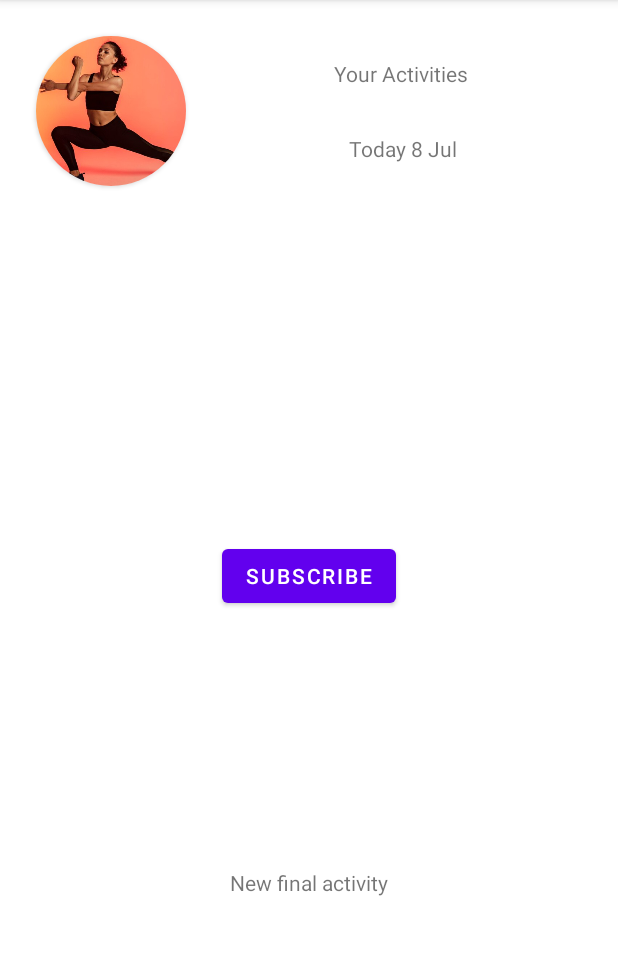
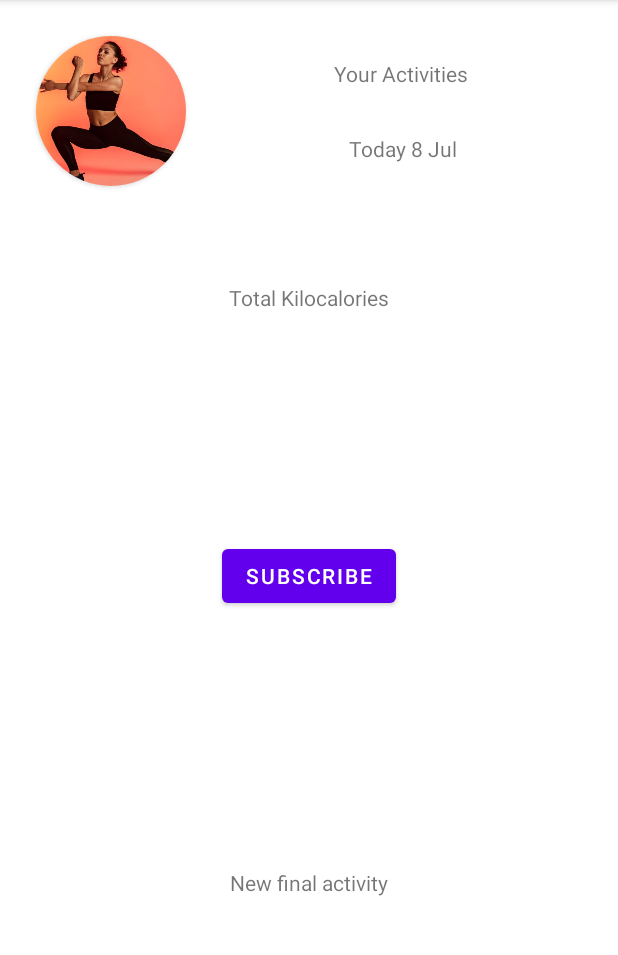
Before and after one commit to SaurabhS120/Fitness, an Android app: the screen it shows after launch (MainActivity), on a phone screen of 412 x 824 dp, the part 84-1039 px from its top. Run offline under Robolectric (Android 15) with nearby library versions, the phone set to English and light mode, and no system bars; our stand-ins replace data binding; 4 statements that could not run were skipped.

Commit message:
Calories text showing

```diff
--- a/app/src/main/java/com/example/fitness/FitnessViewModel.kt
+++ b/app/src/main/java/com/example/fitness/FitnessViewModel.kt
@@ -29,7 +29,7 @@ class FitnessViewModel:ViewModel() {
             _stepsLiveData.postValue("Total steps: $steps steps")
         }
         fitnessRepo.setOnCaloriesChange { calories->
-            _caloriesLiveData.postValue("Total calories : $calories calories")
+            _caloriesLiveData.postValue("$calories Kcal")
         }
         fitnessRepo.setOnHeartPointsChange { heartPoints->
             _heartPointsLiveData.postValue("Total heart points : $heartPoints heart pts")
--- a/app/src/main/res/layout/activity_fitness.xml
+++ b/app/src/main/res/layout/activity_fitness.xml
@@ -57,9 +57,32 @@
 
         </LinearLayout>
 
+
+        <TextView
+            android:id="@+id/calories_tv"
+            tools:text="calories"
+            android:text="@{viewModel.caloriesLiveData}"
+            android:layout_width="wrap_content"
+            android:layout_height="wrap_content"
+            app:layout_constraintTop_toBottomOf="@id/workout_img_card"
+            app:layout_constraintLeft_toLeftOf="parent"
+            app:layout_constraintRight_toRightOf="parent"
+            android:textSize="48sp"
+            android:textStyle="bold"
+            android:textColor="@color/dark_text"/>
+
+        <TextView
+            android:id="@+id/calories_title"
+            android:layout_width="wrap_content"
+            android:layout_height="wrap_content"
+            app:layout_constraintTop_toBottomOf="@id/calories_tv"
+            app:layout_constraintLeft_toLeftOf="parent"
+            app:layout_constraintRight_toRightOf="parent"
+            android:text="@string/total_kilocalories"/>
+
         <LinearLayout
             android:orientation="vertical"
-            app:layout_constraintTop_toTopOf="parent"
+            app:layout_constraintTop_toBottomOf="@id/calories_title"
             app:layout_constraintStart_toStartOf="parent"
             app:layout_constraintEnd_toEndOf="parent"
             app:layout_constraintBottom_toTopOf="@id/button"
@@ -69,12 +92,6 @@
                 android:id="@+id/steps_tv"
                 tools:text="steps"
                 android:text="@{viewModel.stepsLiveData}"
-                android:layout_width="wrap_content"
-                android:layout_height="wrap_content"/>
-            <TextView
-                android:id="@+id/calories_tv"
-                tools:text="calories"
-                android:text="@{viewModel.caloriesLiveData}"
                 android:layout_width="wrap_content"
                 android:layout_height="wrap_content"/>
             <TextView
--- a/app/src/main/res/values/colors.xml
+++ b/app/src/main/res/values/colors.xml
@@ -7,4 +7,5 @@
     <color name="teal_700">#FF018786</color>
     <color name="black">#FF000000</color>
     <color name="white">#FFFFFFFF</color>
+    <color name="dark_text">@color/black</color>
 </resources>
--- a/app/src/main/res/values/strings.xml
+++ b/app/src/main/res/values/strings.xml
@@ -5,4 +5,5 @@
     <string name="dummy_date">Today 8 Jul</string>
     <string name="subscribe">Subscribe</string>
     <string name="new_final_activity">New final activity</string>
+    <string name="total_kilocalories">Total Kilocalories</string>
 </resources>
```
